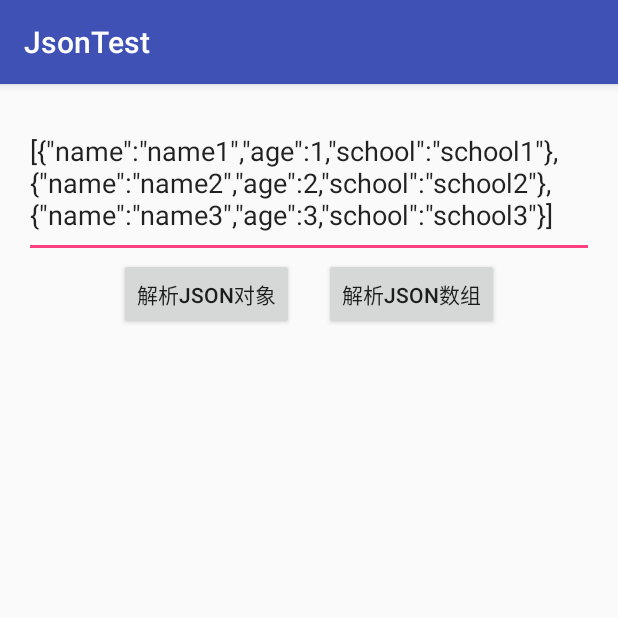
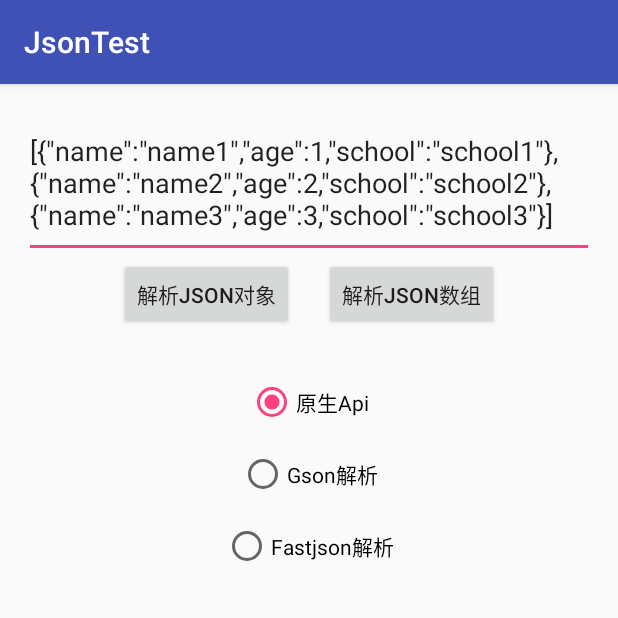
Before and after one commit to ssthouse/JsonTest, an Android app: the screen it shows after launch (MainActivity), after a tap on "解析JSON数组", on a phone screen of 412 x 824 dp, the top half of it. Run offline under Robolectric (Android 15) with nearby library versions, the phone set to English and light mode, and no system bars; our stand-ins replace ButterKnife, Timber; 1 statement that could not run was skipped; 1 other tap on this screen came first.

Commit message:
Extract the parse api to prepare adding gson and fastjson

```diff
--- a/app/src/main/AndroidManifest.xml
+++ b/app/src/main/AndroidManifest.xml
@@ -4,6 +4,7 @@
 
     <application
         android:allowBackup="true"
+        android:name=".App"
         android:icon="@mipmap/ic_launcher"
         android:label="@string/app_name"
         android:supportsRtl="true"
--- /dev/null
+++ b/app/src/main/java/com/ssthouse/jsontest/App.java
@@ -0,0 +1,18 @@
+package com.ssthouse.jsontest;
+
+import android.app.Application;
+
+import timber.log.Timber;
+
+/**
+ * Created by ssthouse on 31/10/2016.
+ */
+
+public class App extends Application {
+
+    @Override
+    public void onCreate() {
+        super.onCreate();
+        Timber.plant(new Timber.DebugTree());
+    }
+}
--- a/app/src/main/java/com/ssthouse/jsontest/MainActivity.java
+++ b/app/src/main/java/com/ssthouse/jsontest/MainActivity.java
@@ -4,14 +4,15 @@ import android.os.Bundle;
 import android.support.v7.app.AppCompatActivity;
 import android.widget.Button;
 import android.widget.EditText;
+import android.widget.RadioButton;
+import android.widget.RadioGroup;
 import android.widget.Toast;
 
-import org.json.JSONArray;
-import org.json.JSONException;
-import org.json.JSONObject;
-import org.json.JSONStringer;
+import com.ssthouse.jsontest.jsonparse.BaseApi;
+import com.ssthouse.jsontest.jsonparse.FastjsonParser;
+import com.ssthouse.jsontest.jsonparse.GsonApi;
+import com.ssthouse.jsontest.jsonparse.IPersonParser;
 
-import java.util.ArrayList;
 import java.util.List;
 
 import butterknife.BindView;
@@ -27,46 +28,54 @@ public class MainActivity extends AppCompatActivity {
     @BindView(R.id.id_btn_extract_json_array)
     Button idBtnExtractJsonArray;
 
+    @BindView(R.id.id_rb_base_parse)
+    RadioButton rbBaseParse;
+    @BindView(R.id.rg_parse_potions)
+    RadioGroup rgParseOptions;
+
+    //初始化默认为BaseApi解析
+    private IPersonParser mPersonParser = new BaseApi();
+
     @Override
     protected void onCreate(Bundle savedInstanceState) {
         super.onCreate(savedInstanceState);
         setContentView(R.layout.activity_main);
         ButterKnife.bind(this);
+        init();
+    }
+
+    private void init() {
+        rbBaseParse.setChecked(true);
+        rgParseOptions.setOnCheckedChangeListener(new RadioGroup.OnCheckedChangeListener() {
+            @Override
+            public void onCheckedChanged(RadioGroup group, int checkedId) {
+                switch (checkedId) {
+                    case R.id.id_rb_base_parse:
+                        mPersonParser = new BaseApi();
+                        break;
+                    case R.id.id_rb_gson_parse:
+                        mPersonParser = new GsonApi();
+                        break;
+                    case R.id.id_rb_fast_parse:
+                        mPersonParser = new FastjsonParser();
+                        break;
+                }
+            }
+        });
     }
 
     @OnClick(R.id.id_btn_extract_json_obj)
     void parseJsonObj() {
-        etJsonStr.setText(generateJsonStr());
-        Person person = new Person();
-        try {
-            JSONObject jsonObject = new JSONObject(generateJsonStr());
-            person.name = jsonObject.getString("name");
-            person.age = jsonObject.getInt("age");
-            person.school = jsonObject.getString("school");
-        } catch (JSONException e) {
-            e.printStackTrace();
-        }
-        toastPersonObj(person);
+        String personJsonStr = Person.generateJsonStr();
+        etJsonStr.setText(personJsonStr);
+        toastPersonObj(mPersonParser.getPerson(personJsonStr));
     }
 
     @OnClick(R.id.id_btn_extract_json_array)
     void parseJsonArray() {
-        etJsonStr.setText(generateJsonArrayStr());
-        List<Person> personList = new ArrayList<>();
-        try {
-            JSONArray jsonArray = new JSONArray(generateJsonArrayStr());
-            for (int i = 0; i < jsonArray.length(); i++) {
-                JSONObject jsonObject = jsonArray.getJSONObject(i);
-                Person person = new Person();
-                person.name = jsonObject.getString("name");
-                person.age = jsonObject.getInt("age");
-                person.school = jsonObject.getString("school");
-                personList.add(person);
-            }
-        } catch (JSONException e) {
-            e.printStackTrace();
-        }
-        toastPersonArray(personList);
+        String personJsonArrayStr = Person.generateJsonArrayStr();
+        etJsonStr.setText(personJsonArrayStr);
+        toastPersonArray(mPersonParser.getPersonList(personJsonArrayStr));
     }
 
     private void toastPersonObj(Person person) {
@@ -82,60 +91,4 @@ public class MainActivity extends AppCompatActivity {
         Toast.makeText(this, sb.toString(), Toast.LENGTH_LONG).show();
     }
 
-    //构建Json对象字符串
-    private String generateJsonStr() {
-        JSONStringer jsonStr = new JSONStringer();
-        try {
-            jsonStr.object()
-                    .key("name")
-                    .value("ssthouse")
-                    .key("age")
-                    .value(21)
-                    .key("school")
-                    .value("HuaKe")
-                    .endObject();
-        } catch (JSONException e) {
-            e.printStackTrace();
-        }
-        return jsonStr.toString();
-    }
-
-    //构造JsonArray字符串
-    private String generateJsonArrayStr() {
-        JSONStringer jsonStringer = new JSONStringer();
-        try {
-            jsonStringer.array()
-                    .object()
-                    .key("name")
-                    .value("name1")
-                    .key("age")
-                    .value(1)
-                    .key("school")
-                    .value("school1")
-                    .endObject()
-
-                    .object()
-                    .key("name")
-                    .value("name2")
-                    .key("age")
-                    .value(2)
-                    .key("school")
-                    .value("school2")
-                    .endObject()
-
-                    .object()
-                    .key("name")
-                    .value("name3")
-                    .key("age")
-                    .value(3)
-                    .key("school")
-                    .value("school3")
-                    .endObject()
-
-                    .endArray();
-        } catch (JSONException e) {
-            e.printStackTrace();
-        }
-        return jsonStringer.toString();
-    }
 }
--- a/app/src/main/java/com/ssthouse/jsontest/Person.java
+++ b/app/src/main/java/com/ssthouse/jsontest/Person.java
@@ -1,4 +1,7 @@
 package com.ssthouse.jsontest;
+
+import org.json.JSONException;
+import org.json.JSONStringer;
 
 /**
  * Created by ssthouse on 31/10/2016.
@@ -6,12 +9,69 @@ package com.ssthouse.jsontest;
 
 public class Person {
 
-    String name;
-    int age;
-    String school;
+    public String name;
+    public int age;
+    public String school;
 
     @Override
     public String toString() {
         return "name:" + name + "  age:" + age + " school:" + school;
     }
+
+    //构建Json对象字符串
+    public static String generateJsonStr() {
+        JSONStringer jsonStr = new JSONStringer();
+        try {
+            jsonStr.object()
+                    .key("name")
+                    .value("ssthouse")
+                    .key("age")
+                    .value(21)
+                    .key("school")
+                    .value("HuaKe")
+                    .endObject();
+        } catch (JSONException e) {
+            e.printStackTrace();
+        }
+        return jsonStr.toString();
+    }
+
+    //构造JsonArray字符串
+    public static String generateJsonArrayStr() {
+        JSONStringer jsonStringer = new JSONStringer();
+        try {
+            jsonStringer.array()
+                    .object()
+                    .key("name")
+                    .value("name1")
+                    .key("age")
+                    .value(1)
+                    .key("school")
+                    .value("school1")
+                    .endObject()
+
+                    .object()
+                    .key("name")
+                    .value("name2")
+                    .key("age")
+                    .value(2)
+                    .key("school")
+                    .value("school2")
+                    .endObject()
+
+                    .object()
+                    .key("name")
+                    .value("name3")
+                    .key("age")
+                    .value(3)
+                    .key("school")
+                    .value("school3")
+                    .endObject()
+
+                    .endArray();
+        } catch (JSONException e) {
+            e.printStackTrace();
+        }
+        return jsonStringer.toString();
+    }
 }
--- /dev/null
+++ b/app/src/main/java/com/ssthouse/jsontest/jsonparse/BaseApi.java
@@ -0,0 +1,50 @@
+package com.ssthouse.jsontest.jsonparse;
+
+import com.ssthouse.jsontest.Person;
+
+import org.json.JSONArray;
+import org.json.JSONException;
+import org.json.JSONObject;
+
+import java.util.ArrayList;
+import java.util.List;
+
+/**
+ * Created by ssthouse on 31/10/2016.
+ */
+
+public class BaseApi implements IPersonParser {
+
+    @Override
+    public Person getPerson(String personJsonStr) {
+        Person person = new Person();
+        try {
+            JSONObject jsonObject = new JSONObject(personJsonStr);
+            person.name = jsonObject.getString("name");
+            person.age = jsonObject.getInt("age");
+            person.school = jsonObject.getString("school");
+        } catch (JSONException e) {
+            e.printStackTrace();
+        }
+        return person;
+    }
+
+    @Override
+    public List<Person> getPersonList(String personJsonArrayStr) {
+        List<Person> personList = new ArrayList<>();
+        try {
+            JSONArray jsonArray = new JSONArray(personJsonArrayStr);
+            for (int i = 0; i < jsonArray.length(); i++) {
+                JSONObject jsonObject = jsonArray.getJSONObject(i);
+                Person person = new Person();
+                person.name = jsonObject.getString("name");
+                person.age = jsonObject.getInt("age");
+                person.school = jsonObject.getString("school");
+                personList.add(person);
+            }
+        } catch (JSONException e) {
+            e.printStackTrace();
+        }
+        return personList;
+    }
+}
--- /dev/null
+++ b/app/src/main/java/com/ssthouse/jsontest/jsonparse/IPersonParser.java
@@ -0,0 +1,16 @@
+package com.ssthouse.jsontest.jsonparse;
+
+import com.ssthouse.jsontest.Person;
+
+import java.util.List;
+
+/**
+ * Created by ssthouse on 31/10/2016.
+ */
+
+public interface IPersonParser {
+
+    Person getPerson(String personJsonStr);
+
+    List<Person> getPersonList(String personJsonArrayStr);
+}
--- a/app/src/main/res/layout/activity_main.xml
+++ b/app/src/main/res/layout/activity_main.xml
@@ -32,6 +32,37 @@
             android:layout_height="match_parent"
             android:layout_marginLeft="20dp"
             android:text="@string/str_extract_json_array" />
+
     </LinearLayout>
 
+
+    <RadioGroup
+        android:id="@+id/rg_parse_potions"
+        android:layout_width="match_parent"
+        android:layout_height="wrap_content"
+        android:layout_marginTop="24dp"
+        android:gravity="center">
+
+        <RadioButton
+            android:id="@+id/id_rb_base_parse"
+            android:layout_width="wrap_content"
+            android:layout_height="wrap_content"
+            android:layout_margin="8dp"
+            android:text="原生Api" />
+
+        <RadioButton
+            android:id="@+id/id_rb_gson_parse"
+            android:layout_width="wrap_content"
+            android:layout_height="wrap_content"
+            android:layout_margin="8dp"
+            android:text="Gson解析" />
+
+        <RadioButton
+            android:id="@+id/id_rb_fast_parse"
+            android:layout_width="wrap_content"
+            android:layout_height="wrap_content"
+            android:layout_margin="8dp"
+            android:text="Fastjson解析" />
+    </RadioGroup>
+
 </LinearLayout>
```
Also changed, not shown: app/src/main/java/com/ssthouse/jsontest/jsonparse/FastjsonParser.java (added, +21 -0 lines), app/src/main/java/com/ssthouse/jsontest/jsonparse/GsonApi.java (added, +21 -0 lines).
